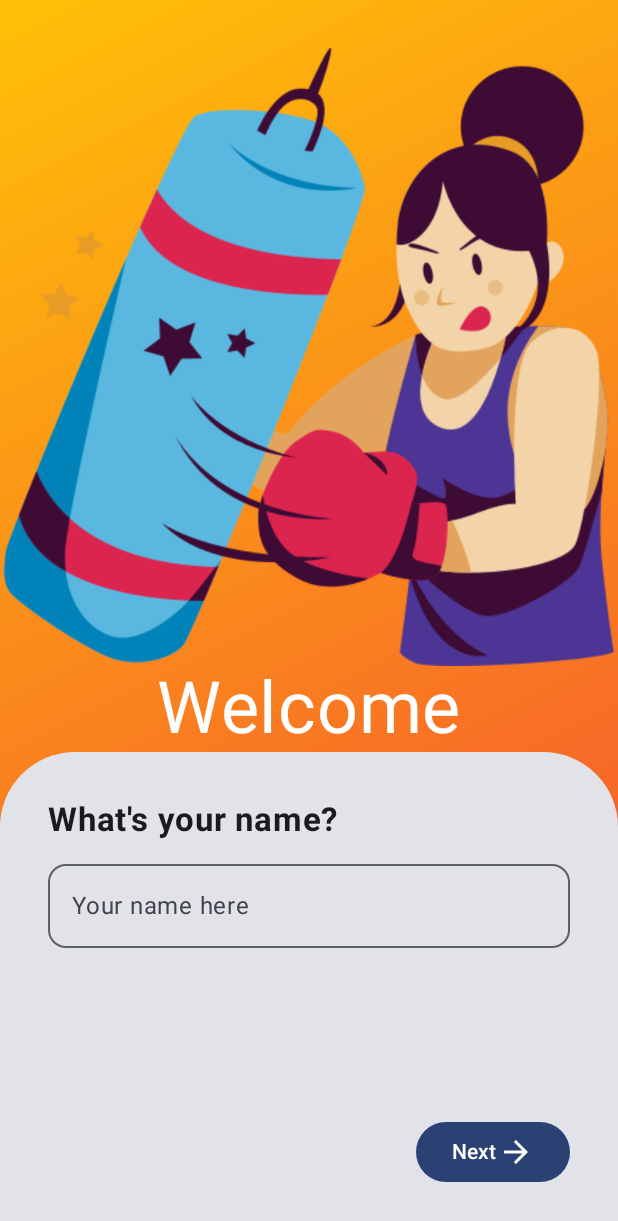
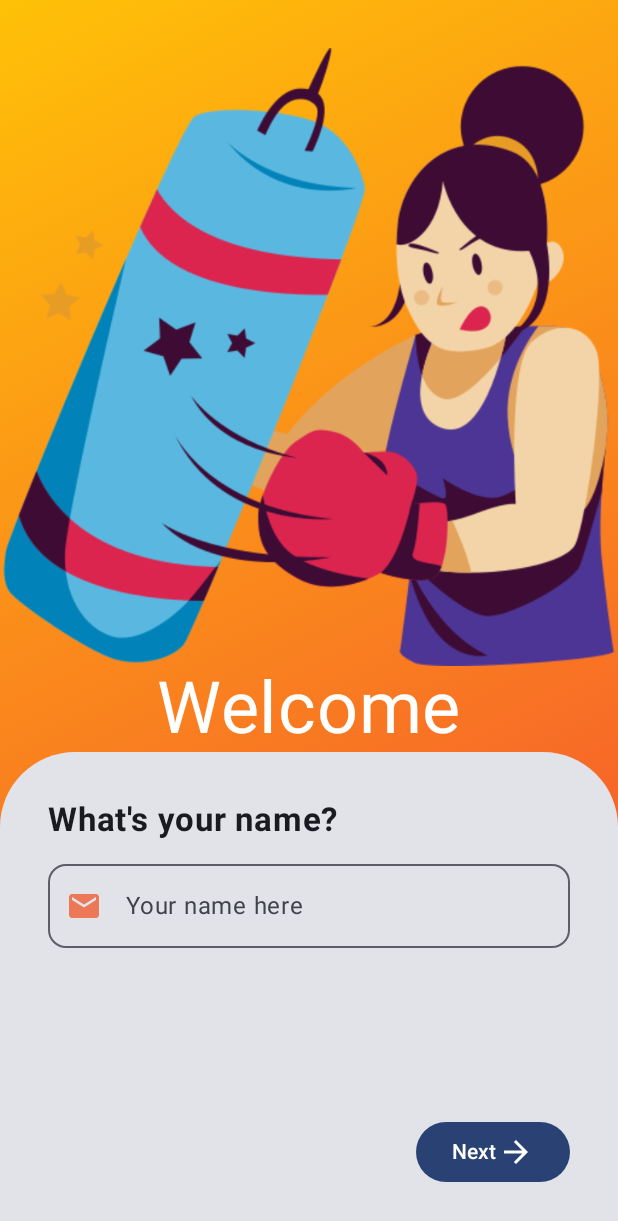
Before and after one commit to VitorPaes-coder/bmi-2025, an Android app built with Jetpack Compose: the screen it shows after launch (MainActivity), on a phone screen of 412 x 824 dp. Shown: the top 1221 px of the screen. Run offline under Robolectric (Android 15) with nearby library versions, the phone set to English and light mode, and no system bars.

Commit message:
outlinetext ok

```diff
--- a/app/build.gradle.kts
+++ b/app/build.gradle.kts
@@ -56,4 +56,5 @@ dependencies {
     androidTestImplementation(libs.androidx.ui.test.junit4)
     debugImplementation(libs.androidx.ui.tooling)
     debugImplementation(libs.androidx.ui.test.manifest)
+    implementation("androidx.compose.material:material-icons-extended-android:1.7.8")
 }
--- a/app/src/main/java/br/senai/sp/jandira/bmi/screens/TelaInicial.kt
+++ b/app/src/main/java/br/senai/sp/jandira/bmi/screens/TelaInicial.kt
@@ -13,7 +13,10 @@ import androidx.compose.foundation.layout.width
 import androidx.compose.foundation.shape.CircleShape
 import androidx.compose.foundation.shape.RoundedCornerShape
 import androidx.compose.material.icons.Icons
+import androidx.compose.material.icons.filled.AccountBox
 import androidx.compose.material.icons.filled.ArrowForward
+import androidx.compose.material.icons.filled.Email
+import androidx.compose.material.icons.filled.LocationOn
 import androidx.compose.material3.Button
 import androidx.compose.material3.Card
 import androidx.compose.material3.Icon
@@ -21,6 +24,8 @@ import androidx.compose.material3.OutlinedTextField
 import androidx.compose.material3.Text
 import androidx.compose.material3.TextField
 import androidx.compose.runtime.Composable
+import androidx.compose.runtime.mutableStateOf
+import androidx.compose.runtime.remember
 import androidx.compose.ui.Alignment
 import androidx.compose.ui.Modifier
 import androidx.compose.ui.graphics.Brush
@@ -36,6 +41,10 @@ import br.senai.sp.jandira.bmi.R
 
 @Composable
 fun TelaInicial(modifier: Modifier = Modifier) {
+    var nomeState = remember {
+
+        mutableStateOf(value = "")
+    }
     Box(
         modifier = Modifier
             .fillMaxSize()
@@ -89,8 +98,10 @@ fun TelaInicial(modifier: Modifier = Modifier) {
                             fontWeight = FontWeight.Bold
                         )
                         OutlinedTextField(
-                            value = "",
-                            onValueChange = {},
+                            value = nomeState.value,
+                            onValueChange = { nome ->
+                                nomeState.value = nome
+                            },
                             modifier = Modifier
                                 .fillMaxWidth()
                                 .padding(top = 8.dp),
@@ -98,6 +109,13 @@ fun TelaInicial(modifier: Modifier = Modifier) {
                             label = {
                                 Text(
                                     stringResource(R.string.your_name_here)
+                                )
+                            },
+                            leadingIcon = {
+                                Icon(
+                                    imageVector = Icons.Default.Email,
+                                    contentDescription = "",
+                                    tint = Color(0xFFEC7857)
                                 )
                             }
                         )
```
